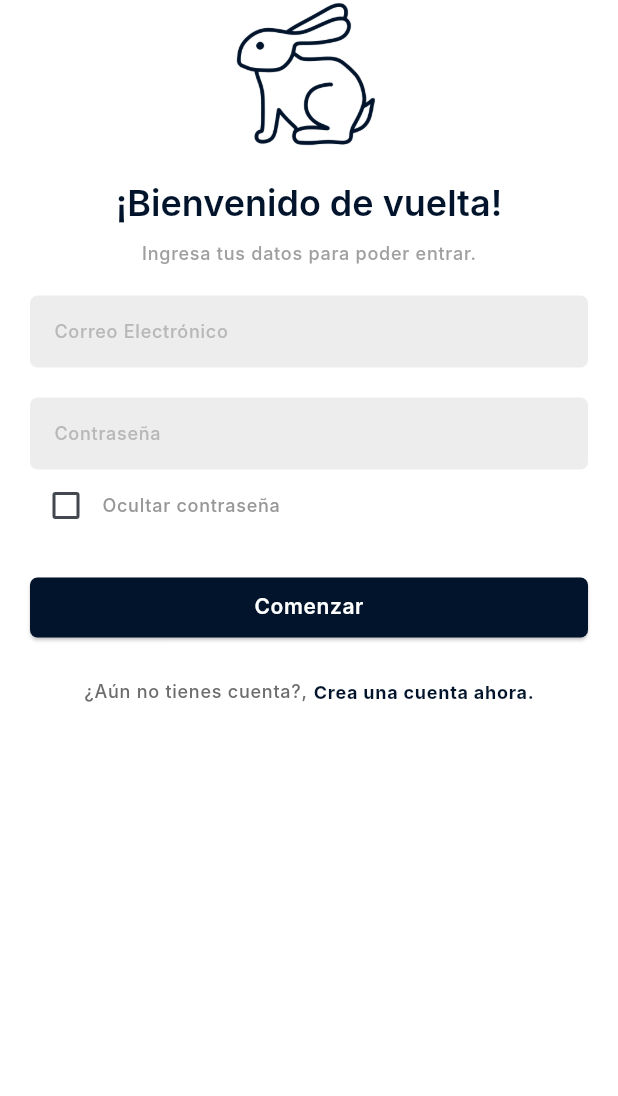
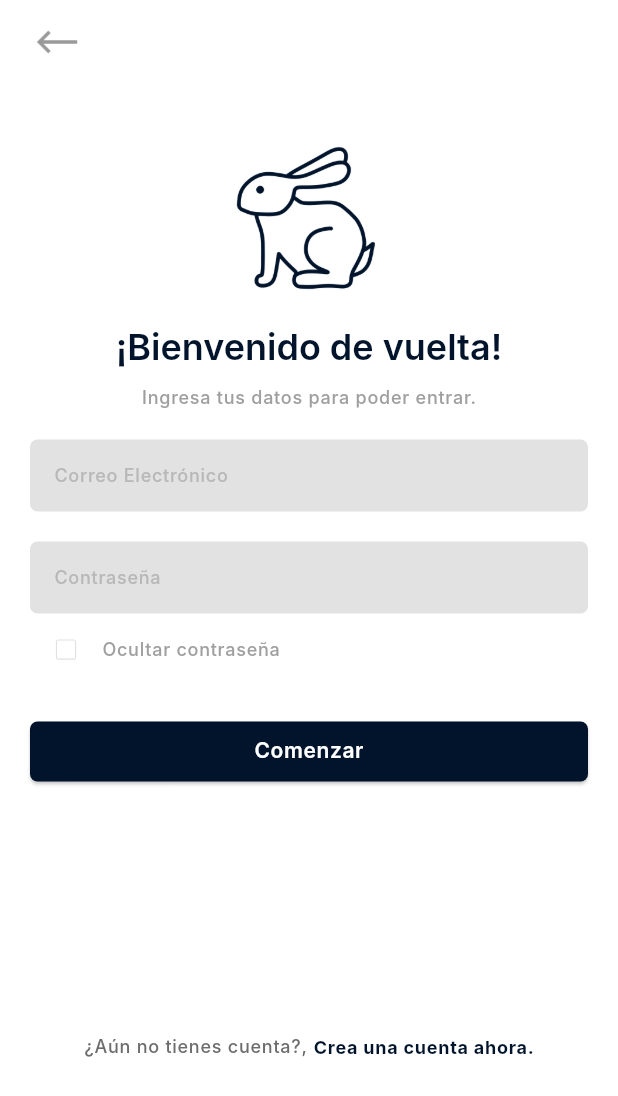
Before and after one commit to IsaiGonzalez08/RabbitGo_app, a Flutter app: the screen it shows after launch, after a tap on "Tengo una cuenta", on a phone screen of 412 x 824 dp. Shown: the top 1096 px of the screen. Run offline on Flutter 3.47's test engine with Material 3 defaults, Android fonts, the phone set to English and light mode, and no system bars; drawn by our look-alikes of flutter_styled_toast; our stand-ins replace firebase_core, firebase_crashlytics, stacked; missing offline and left inert: fimber; accounts and stored records are empty; generated files the repository leaves out were written again; Roboto replaces fonts that are missing (Inter).

Commit message:
[UPDATE] login view navigation

```diff
--- a/lib/common/utils/config.dart
+++ b/lib/common/config.dart
@@ -1,4 +1,4 @@
-import 'package:rabbit_go/common/utils/flavor.dart';
+import 'package:rabbit_go/common/flavor.dart';
 
 class Config {
   static Flavor appFlavor = Flavor.dev;
--- a/lib/common/extensions/string_extensions.dart
+++ b/lib/common/extensions/string_extensions.dart
@@ -1,6 +1,6 @@
 import 'dart:convert';
 import 'package:flutter/material.dart';
-import 'package:rabbit_go/common/utils/app_localizations.dart';
+import 'package:rabbit_go/common/app_localizations.dart';
 
 extension StringExtension on String? {
   String get capitalize {
--- a/lib/common/utils/firebase.dart
+++ b/lib/common/firebase.dart
@@ -1,6 +1,6 @@
 import 'package:firebase_core/firebase_core.dart';
-import 'package:rabbit_go/common/utils/config.dart';
-import 'package:rabbit_go/common/utils/flavor.dart';
+import 'package:rabbit_go/common/config.dart';
+import 'package:rabbit_go/common/flavor.dart';
 import 'package:rabbit_go/firebase_options_dev.dart' as dev;
 import 'package:rabbit_go/firebase_options_staging.dart' as staging;
 import 'package:rabbit_go/firebase_options_production.dart' as production;
--- a/lib/common/utils/rabbit_go_theme.dart
+++ b/lib/common/rabbit_go_theme.dart
@@ -6,9 +6,10 @@ class RabbitGoColors {
   static const secondaryColor = MaterialColor(0xFF6C6C6C, {
     50: Color(0xFFEBEBEB),
     100: Color(0xFFEDEDED),
-    200: Color(0xFFB8B8B8),
-    300: Color(0xFF9F9F9F),
-    400: Color(0xFF979797),
+    200: Color(0xFFE2E2E2),
+    300: Color(0xFFB8B8B8),
+    400: Color(0xFF9F9F9F),
+    500: Color(0xFF979797),
   });
 
   static const blueColor = MaterialColor(0xFF023E86, {
--- /dev/null
+++ b/lib/common/utils/utilities.dart
@@ -0,0 +1,17 @@
+import 'package:flutter/material.dart';
+
+class Utilities {
+  static AppBar defaultAppBar(BuildContext context) {
+    return AppBar(
+      leading: Container(
+          margin: const EdgeInsets.only(left: 20),
+          child: InkWell(
+            onTap: () => Navigator.pop(context),
+            child: Image.asset(
+              'assets/images/left_arrow.png',
+              width: 30,
+            ),
+          )),
+    );
+  }
+}
--- a/lib/main.dart
+++ b/lib/main.dart
@@ -5,9 +5,9 @@ import 'package:flutter/material.dart';
 import 'package:flutter/services.dart';
 import 'package:flutter_localizations/flutter_localizations.dart';
 import 'package:flutter_styled_toast/flutter_styled_toast.dart';
-import 'package:rabbit_go/common/utils/app_localizations.dart';
-import 'package:rabbit_go/common/utils/firebase.dart';
-import 'package:rabbit_go/common/utils/rabbit_go_theme.dart';
+import 'package:rabbit_go/common/app_localizations.dart';
+import 'package:rabbit_go/common/firebase.dart';
+import 'package:rabbit_go/common/rabbit_go_theme.dart';
 import 'package:rabbit_go/routing/router.dart';
 import 'package:rabbit_go/ui/screens/splash.view.dart';
 
--- a/lib/main_dev.dart
+++ b/lib/main_dev.dart
@@ -1,5 +1,5 @@
-import 'package:rabbit_go/common/utils/config.dart';
-import 'package:rabbit_go/common/utils/flavor.dart';
+import 'package:rabbit_go/common/config.dart';
+import 'package:rabbit_go/common/flavor.dart';
 import 'package:rabbit_go/main.dart';
 
 Future<void> main() async {
--- a/lib/main_production.dart
+++ b/lib/main_production.dart
@@ -1,5 +1,5 @@
-import 'package:rabbit_go/common/utils/config.dart';
-import 'package:rabbit_go/common/utils/flavor.dart';
+import 'package:rabbit_go/common/config.dart';
+import 'package:rabbit_go/common/flavor.dart';
 import 'package:rabbit_go/main.dart';
 
 Future<void> main() async {
--- a/lib/main_staging.dart
+++ b/lib/main_staging.dart
@@ -1,5 +1,5 @@
-import 'package:rabbit_go/common/utils/config.dart';
-import 'package:rabbit_go/common/utils/flavor.dart';
+import 'package:rabbit_go/common/config.dart';
+import 'package:rabbit_go/common/flavor.dart';
 import 'package:rabbit_go/main.dart';
 
 Future<void> main() async {
--- a/lib/ui/controls/rabbitgo_textfield.dart
+++ b/lib/ui/controls/rabbitgo_textfield.dart
@@ -1,16 +1,18 @@
 import 'package:flutter/material.dart';
-import 'package:rabbit_go/common/utils/rabbit_go_theme.dart';
+import 'package:rabbit_go/common/rabbit_go_theme.dart';
 
 class RabbitgoTextfield extends StatelessWidget {
   final TextEditingController controller;
   final String? Function(String?)? validator;
   final FocusNode? focusNode;
   final String? hintText;
+  final bool? obscureText;
   const RabbitgoTextfield(
       {super.key,
       required this.controller,
       required this.validator,
       required this.hintText,
+      this.obscureText,
       this.focusNode});
 
   @override
@@ -19,13 +21,14 @@ class RabbitgoTextfield extends StatelessWidget {
       controller: controller,
       validator: validator,
       focusNode: focusNode,
+      obscureText: obscureText ?? false,
       style: Theme.of(context)
           .textTheme
           .labelMedium
-          ?.copyWith(color: RabbitGoColors.secondaryColor[100]),
+          ?.copyWith(color: RabbitGoColors.secondaryColor[300]),
       decoration: InputDecoration(
           filled: true,
-          fillColor: RabbitGoColors.secondaryColor[100],
+          fillColor: RabbitGoColors.secondaryColor[200],
           border: const OutlineInputBorder(
               borderRadius: BorderRadius.all(Radius.circular(5)),
               borderSide: BorderSide.none),
@@ -33,7 +36,7 @@ class RabbitgoTextfield extends StatelessWidget {
           hintStyle: Theme.of(context)
               .textTheme
               .labelMedium
-              ?.copyWith(color: RabbitGoColors.secondaryColor[200])),
+              ?.copyWith(color: RabbitGoColors.secondaryColor[300])),
     );
   }
 }
--- a/lib/ui/screens/login_view.dart
+++ b/lib/ui/screens/login_view.dart
@@ -1,6 +1,7 @@
 import 'package:flutter/material.dart';
 import 'package:rabbit_go/common/extensions/string_extensions.dart';
-import 'package:rabbit_go/common/utils/rabbit_go_theme.dart';
+import 'package:rabbit_go/common/rabbit_go_theme.dart';
+import 'package:rabbit_go/common/utils/utilities.dart';
 import 'package:rabbit_go/ui/controls/rabbitgo_textfield.dart';
 import 'package:rabbit_go/viewmodels/login_vm.dart';
 import 'package:stacked/stacked.dart';
@@ -19,16 +20,17 @@ class _LoginViewState extends State<LoginView> {
         viewModelBuilder: () => LoginVM(context: context),
         builder: (context, loginVM, child) {
           return Scaffold(
+            appBar: Utilities.defaultAppBar(context),
             body: _body(loginVM),
           );
         });
   }
 
   Widget _body(LoginVM loginVM) {
-    return Padding(
-      padding: const EdgeInsets.symmetric(horizontal: 20),
+    return SingleChildScrollView(
+      child: Padding(
+        padding: const EdgeInsets.symmetric(horizontal: 20, vertical: 40),
         child: Column(
-        crossAxisAlignment: CrossAxisAlignment.stretch,
           children: [
             _imgLogo(),
             _txtWelcome(),
@@ -38,6 +40,7 @@ class _LoginViewState extends State<LoginView> {
             _btnStart(loginVM),
             _txtCreateAccount()
           ],
+        ),
       ),
     );
   }
@@ -74,7 +77,7 @@ class _LoginViewState extends State<LoginView> {
           style: Theme.of(context)
               .textTheme
               .labelMedium
-              ?.copyWith(color: RabbitGoColors.secondaryColor[300]),
+              ?.copyWith(color: RabbitGoColors.secondaryColor[400]),
         ),
       ),
     );
@@ -82,6 +85,7 @@ class _LoginViewState extends State<LoginView> {
 
   Widget _form(LoginVM loginVM) {
     return Form(
+        key: loginVM.formKey,
         child: Column(
       children: [_txtEmail(loginVM), _txtPassword(loginVM)],
     ));
@@ -105,6 +109,7 @@ class _LoginViewState extends State<LoginView> {
         controller: loginVM.passwordController,
         validator: loginVM.validatePassword,
         hintText: 'password'.translate(context),
+        obscureText: loginVM.obscureText,
       ),
     );
   }
@@ -113,10 +118,17 @@ class _LoginViewState extends State<LoginView> {
     return Row(
       mainAxisAlignment: MainAxisAlignment.start,
       children: [
-        Checkbox(
+        Transform.scale(
+          scale: 0.75,
+          child: Checkbox(
+            side: BorderSide(
+              color: RabbitGoColors.secondaryColor[200]!,
+              width: 1
+            ),
               activeColor: RabbitGoColors.primaryColor,
               value: loginVM.isChecked,
               onChanged: loginVM.onChanged),
+        ),
         Text(
           'hide_password'.translate(context),
           style: Theme.of(context)
@@ -146,7 +158,7 @@ class _LoginViewState extends State<LoginView> {
 
   Widget _txtCreateAccount() {
     return Container(
-      margin: const EdgeInsets.only(top: 24),
+      margin: EdgeInsets.only(top: MediaQuery.of(context).size.height * 0.2),
       child: Row(
         mainAxisAlignment: MainAxisAlignment.center,
         children: [
--- a/lib/ui/screens/splash.view.dart
+++ b/lib/ui/screens/splash.view.dart
@@ -1,5 +1,5 @@
 import 'package:flutter/material.dart';
-import 'package:rabbit_go/common/utils/rabbit_go_theme.dart';
+import 'package:rabbit_go/common/rabbit_go_theme.dart';
 import 'package:rabbit_go/routing/route_paths.dart';
 import 'package:rabbit_go/viewmodels/splash_vm.dart';
 import 'package:stacked/stacked.dart';
--- a/lib/ui/screens/welcome_view.dart
+++ b/lib/ui/screens/welcome_view.dart
@@ -1,6 +1,6 @@
 import 'package:flutter/material.dart';
 import 'package:rabbit_go/common/extensions/string_extensions.dart';
-import 'package:rabbit_go/common/utils/rabbit_go_theme.dart';
+import 'package:rabbit_go/common/rabbit_go_theme.dart';
 import 'package:rabbit_go/routing/route_paths.dart';
 import 'package:rabbit_go/viewmodels/welcome_vm.dart';
 import 'package:stacked/stacked.dart';
@@ -104,7 +104,7 @@ class _StateWelcomeView extends State<WelcomeView> {
         style: Theme.of(context)
             .textTheme
             .bodySmall
-            ?.copyWith(color: RabbitGoColors.secondaryColor[200]),
+            ?.copyWith(color: RabbitGoColors.secondaryColor[500]),
       )),
     );
   }
@@ -136,7 +136,7 @@ class _StateWelcomeView extends State<WelcomeView> {
                 style: Theme.of(context)
                     .textTheme
                     .bodySmall
-                    ?.copyWith(color: RabbitGoColors.secondaryColor[200]),
+                    ?.copyWith(color: RabbitGoColors.secondaryColor[500]),
               ),
               Container()
             ],
--- a/lib/viewmodels/login_vm.dart
+++ b/lib/viewmodels/login_vm.dart
@@ -6,16 +6,21 @@ class LoginVM extends ChangeNotifier {
 
   LoginVM({required this.context});
 
+  final GlobalKey<FormState> _formKey = GlobalKey<FormState>();
   final TextEditingController _emailController = TextEditingController();
   final TextEditingController _passwordController = TextEditingController();
   bool _isChecked = false;
+  bool _obscureText = false;
 
+  GlobalKey<FormState> get formKey => _formKey;
   TextEditingController get emailController => _emailController;
   TextEditingController get passwordController => _passwordController;
   bool get isChecked => _isChecked;
+  bool get obscureText => _obscureText;
 
   void onChanged(bool? value) {
     _isChecked = value!;
+    _obscureText = value;
     notifyListeners();
   }
 
```
Also changed, not shown: assets/images/left_arrow.png (added), lib/common/app_localizations.dart (renamed from lib/common/utils/app_localizations.dart), lib/common/flavor.dart (renamed from lib/common/utils/flavor.dart). Lines whose indentation alone changed are shown as unchanged.
